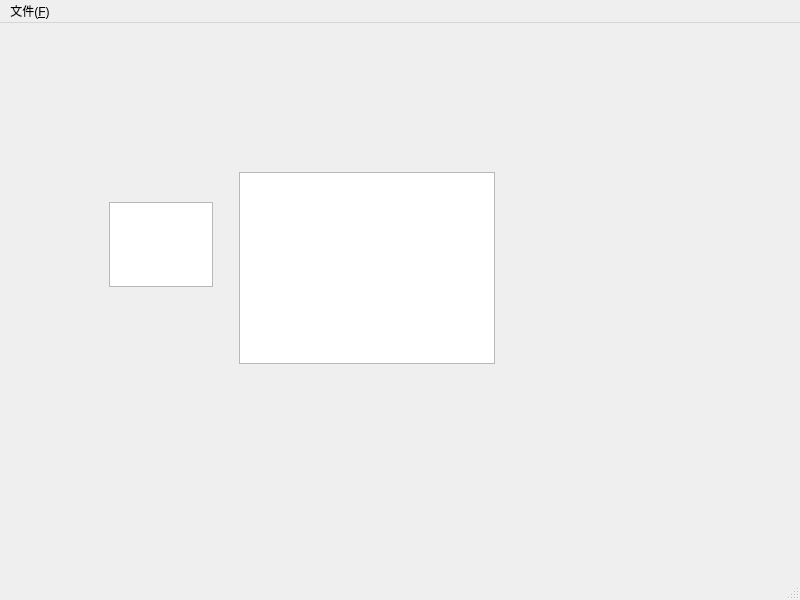
This is Markedit/mainwindow.ui in MyslZhao/Examwork as Qt 5 draws it before an edit. The edited form follows.
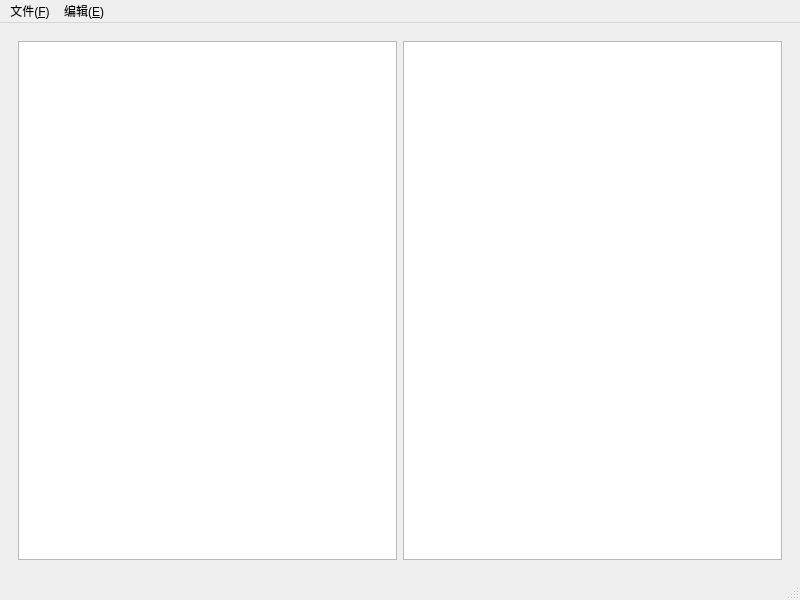
This is the edited form.

Commit message: 放弃使用Cmark库，放弃实现行号显示，实现了侧边栏“大纲”语法；下一步实现导航栏“编辑”菜单

Patch:
```diff
--- a/Markedit/mainwindow.ui
+++ b/Markedit/mainwindow.ui
@@ -17,26 +17,14 @@
    <layout class="QGridLayout" name="gridLayout">
     <item row="0" column="0">
      <widget class="QWidget" name="centralPlaceholder" native="true">
-      <widget class="QPlainTextEdit" name="markdownEdit">
-       <property name="geometry">
-        <rect>
-         <x>100</x>
-         <y>170</y>
-         <width>104</width>
-         <height>85</height>
-        </rect>
-       </property>
-      </widget>
-      <widget class="QTextBrowser" name="previewBrowser">
-       <property name="geometry">
-        <rect>
-         <x>230</x>
-         <y>140</y>
-         <width>256</width>
-         <height>192</height>
-        </rect>
-       </property>
-      </widget>
+      <layout class="QHBoxLayout" name="horizontalLayout">
+       <item>
+        <widget class="QPlainTextEdit" name="markdownEdit"/>
+       </item>
+       <item>
+        <widget class="QTextBrowser" name="previewBrowser"/>
+       </item>
+      </layout>
      </widget>
     </item>
    </layout>
@@ -61,7 +49,18 @@
     <addaction name="separator"/>
     <addaction name="action_exit"/>
    </widget>
+   <widget class="QMenu" name="menu_edit">
+    <property name="title">
+     <string>编辑(&amp;E)</string>
+    </property>
+    <addaction name="action_undo"/>
+    <addaction name="action_redo"/>
+    <addaction name="separator"/>
+    <addaction name="action_find"/>
+    <addaction name="action_replace"/>
+   </widget>
    <addaction name="menu_file"/>
+   <addaction name="menu_edit"/>
   </widget>
   <widget class="QStatusBar" name="statusbar"/>
   <action name="action_new">
```
Left out of the diff: 20 changed lines with no effect on the pictures. The commit also changes 5 other files.
